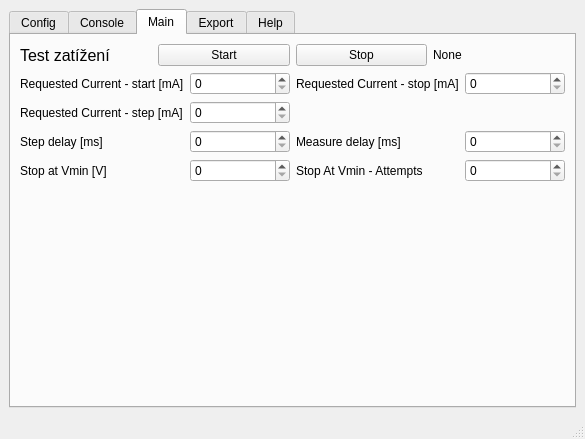
Above: tester_adapteru/mainwindow.ui from lamasek/customer_fast before the change. Below: the same form after it.
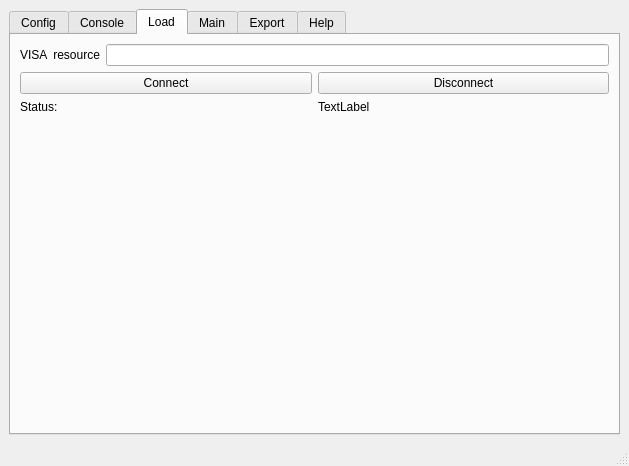
That is the form after the change. The open tabs and pages were chosen to show the change. Custom widgets are drawn as their Qt base class.

Commit message: designed config to pyqtconfig

The edit to the form file:
```diff
--- a/tester_adapteru/mainwindow.ui
+++ b/tester_adapteru/mainwindow.ui
@@ -6,8 +6,8 @@
    <rect>
     <x>0</x>
     <y>0</y>
-    <width>585</width>
-    <height>439</height>
+    <width>629</width>
+    <height>466</height>
    </rect>
   </property>
   <property name="windowTitle">
@@ -24,60 +24,102 @@
     <item>
      <widget class="QTabWidget" name="tabWidget">
       <property name="currentIndex">
-       <number>2</number>
+       <number>3</number>
       </property>
       <widget class="QWidget" name="tab_config">
        <attribute name="title">
         <string>Config</string>
        </attribute>
-       <widget class="QWidget" name="gridLayoutWidget">
-        <property name="geometry">
-         <rect>
-          <x>30</x>
-          <y>20</y>
-          <width>441</width>
-          <height>301</height>
-         </rect>
-        </property>
-        <layout class="QGridLayout" name="gridLayout">
-         <item row="0" column="0">
-          <widget class="QLabel" name="label">
-           <property name="text">
-            <string>TextLabel</string>
-           </property>
-          </widget>
-         </item>
-         <item row="2" column="0">
-          <widget class="QLabel" name="label_2">
-           <property name="text">
-            <string>TextLabel</string>
-           </property>
-          </widget>
-         </item>
-         <item row="3" column="0">
-          <widget class="QLabel" name="label_3">
-           <property name="text">
-            <string>TextLabel</string>
-           </property>
-          </widget>
-         </item>
-         <item row="0" column="1">
-          <widget class="QLineEdit" name="lineEdit"/>
-         </item>
-         <item row="2" column="1">
-          <widget class="QLineEdit" name="lineEdit_3"/>
-         </item>
-         <item row="3" column="1">
-          <widget class="QLineEdit" name="lineEdit_4"/>
-         </item>
-        </layout>
-       </widget>
+       <layout class="QVBoxLayout" name="verticalLayout_6">
+        <item>
+         <layout class="QGridLayout" name="gridLayout">
+          <item row="0" column="0">
+           <widget class="QPushButton" name="config_pushButton_ClearToDefault">
+            <property name="text">
+             <string>Clear to default</string>
+            </property>
+           </widget>
+          </item>
+         </layout>
+        </item>
+        <item>
+         <widget class="QPlainTextEdit" name="config_plainTextEdit"/>
+        </item>
+       </layout>
       </widget>
       <widget class="QWidget" name="tab_console">
        <attribute name="title">
         <string>Console</string>
        </attribute>
       </widget>
+      <widget class="QWidget" name="tab_Load">
+       <attribute name="title">
+        <string>Load</string>
+       </attribute>
+       <layout class="QVBoxLayout" name="verticalLayout_8" stretch="0,0,0,10">
+        <item>
+         <layout class="QVBoxLayout" name="verticalLayout_7">
+          <item>
+           <layout class="QHBoxLayout" name="horizontalLayout">
+            <item>
+             <widget class="QLabel" name="label_2">
+              <property name="text">
+               <string>VISA  resource</string>
+              </property>
+             </widget>
+            </item>
+            <item>
+             <widget class="QLineEdit" name="load_lineEdit_VISAresource"/>
+            </item>
+           </layout>
+          </item>
+         </layout>
+        </item>
+        <item>
+         <layout class="QHBoxLayout" name="horizontalLayout_4">
+          <item>
+           <layout class="QHBoxLayout" name="horizontalLayout_5">
+            <item>
+             <widget class="QPushButton" name="pushButton_4">
+              <property name="text">
+               <string>Connect</string>
+              </property>
+             </widget>
+            </item>
+            <item>
+             <widget class="QPushButton" name="pushButton_5">
+              <property name="text">
+               <string>Disconnect</string>
+              </property>
+             </widget>
+            </item>
+           </layout>
+          </item>
+         </layout>
+        </item>
+        <item>
+         <layout class="QHBoxLayout" name="horizontalLayout_6">
+          <item>
+           <widget class="QLabel" name="label_3">
+            <property name="text">
+             <string>Status: </string>
+            </property>
+           </widget>
+          </item>
+          <item>
+           <widget class="QLabel" name="load_label_status">
+            <property name="text">
+             <string>TextLabel</string>
+            </property>
+           </widget>
+          </item>
+         </layout>
+        </item>
+        <item>
+         <widget class="QWidget" name="widget" native="true"/>
+        </item>
+       </layout>
+      </widget>
       <widget class="QWidget" name="tab_Main">
        <attribute name="title">
         <string>Main</string>
@@ -127,34 +169,67 @@
           </item>
           <item>
            <layout class="QGridLayout" name="gridLayout_2">
-            <item row="1" column="1">
-             <widget class="QSpinBox" name="spinBox_reqmAstep">
-              <property name="maximum">
-               <number>1000000</number>
-              </property>
-              <property name="singleStep">
-               <number>10</number>
-              </property>
-             </widget>
-            </item>
-            <item row="2" column="2">
-             <widget class="QLabel" name="label_12">
-              <property name="text">
-               <string>Measure delay [ms]</string>
-              </property>
-             </widget>
-            </item>
             <item row="0" column="0">
              <widget class="QLabel" name="label_4">
               <property name="text">
-               <string>Requested Current - start [mA]</string>
+               <string>Requested Current: Start [mA]</string>
               </property>
              </widget>
             </item>
-            <item row="1" column="0">
-             <widget class="QLabel" name="label_6">
+            <item row="2" column="1">
+             <widget class="QSpinBox" name="spinBox_time_step_delay">
+              <property name="toolTip">
+               <string>&lt;html&gt;&lt;head/&gt;&lt;body&gt;&lt;p&gt;Cas mezi jednotlivymi merenimi&lt;/p&gt;&lt;/body&gt;&lt;/html&gt;</string>
+              </property>
+              <property name="maximum">
+               <number>1000000</number>
+              </property>
+              <property name="singleStep">
+               <number>100</number>
+              </property>
+             </widget>
+            </item>
+            <item row="2" column="3">
+             <widget class="QSpinBox" name="spinBox_time_measure_delay">
+              <property name="toolTip">
+               <string>&lt;html&gt;&lt;head/&gt;&lt;body&gt;&lt;p&gt;Zpozdeni mezi nastavenim pozadovaneho proudu a merenim&lt;/p&gt;&lt;p&gt;Musi byt mensi nez Step delay&lt;/p&gt;&lt;/body&gt;&lt;/html&gt;</string>
+              </property>
+              <property name="maximum">
+               <number>1000000</number>
+              </property>
+              <property name="singleStep">
+               <number>100</number>
+              </property>
+             </widget>
+            </item>
+            <item row="3" column="0">
+             <widget class="QLabel" name="label_10">
               <property name="text">
-               <string>Requested Current - step [mA]</string>
+               <string>Stop at Vmin [V]</string>
+              </property>
+             </widget>
+            </item>
+            <item row="0" column="4" alignment="Qt::AlignRight">
+             <widget class="QLabel" name="label_5">
+              <property name="text">
+               <string>Stop [mA]</string>
+              </property>
+             </widget>
+            </item>
+            <item row="2" column="2" alignment="Qt::AlignRight">
+             <widget class="QLabel" name="label_12">
+              <property name="text">
+               <string>Measure delay [ms]</string>
+              </property>
+             </widget>
+            </item>
+            <item row="3" column="3">
+             <widget class="QSpinBox" name="spinBox_stop_mVAttempts"/>
+            </item>
+            <item row="3" column="1">
+             <widget class="QSpinBox" name="spinBox_stop_mV">
+              <property name="maximum">
+               <number>1000000</number>
               </property>
              </widget>
             </item>
@@ -174,27 +249,13 @@
               </property>
              </widget>
             </item>
-            <item row="3" column="0">
-             <widget class="QLabel" name="label_10">
-              <property name="text">
-               <string>Stop at Vmin [V]</string>
-              </property>
-             </widget>
-            </item>
-            <item row="3" column="2">
+            <item row="3" column="2" alignment="Qt::AlignRight">
              <widget class="QLabel" name="label_11">
               <property name="text">
                <string>Stop At Vmin - Attempts</string>
               </property>
              </widget>
             </item>
-            <item row="0" column="2">
-             <widget class="QLabel" name="label_5">
-              <property name="text">
-               <string>Requested Current - stop [mA]</string>
-              </property>
-             </widget>
-            </item>
             <item row="2" column="0">
              <widget class="QLabel" name="label_9">
               <property name="text">
@@ -202,7 +263,7 @@
               </property>
              </widget>
             </item>
-            <item row="0" column="3">
+            <item row="0" column="5">
              <widget class="QSpinBox" name="spinBox_reqmAstop">
               <property name="maximum">
                <number>1000000</number>
@@ -212,36 +273,23 @@
               </property>
              </widget>
             </item>
-            <item row="2" column="1">
-             <widget class="QSpinBox" name="spinBox_time_step_delay">
-              <property name="maximum">
-               <number>1000000</number>
+            <item row="0" column="2" alignment="Qt::AlignRight">
+             <widget class="QLabel" name="label_6">
+              <property name="text">
+               <string>Step [mA]</string>
               </property>
-              <property name="singleStep">
-               <number>100</number>
-              </property>
              </widget>
             </item>
-            <item row="2" column="3">
-             <widget class="QSpinBox" name="spinBox_time_measure_delay">
+            <item row="0" column="3">
+             <widget class="QSpinBox" name="spinBox_reqmAstep">
               <property name="maximum">
                <number>1000000</number>
               </property>
               <property name="singleStep">
-               <number>100</number>
+               <number>10</number>
               </property>
              </widget>
             </item>
-            <item row="3" column="1">
-             <widget class="QSpinBox" name="spinBox_stop_mV">
-              <property name="maximum">
-               <number>1000000</number>
-              </property>
-             </widget>
-            </item>
-            <item row="3" column="3">
-             <widget class="QSpinBox" name="spinBox_stop_mVAttempts"/>
-            </item>
            </layout>
           </item>
           <item>
@@ -283,7 +331,7 @@
     <rect>
      <x>0</x>
      <y>0</y>
-     <width>585</width>
+     <width>629</width>
      <height>17</height>
     </rect>
    </property>
```
The commit also changes 2 other files.
